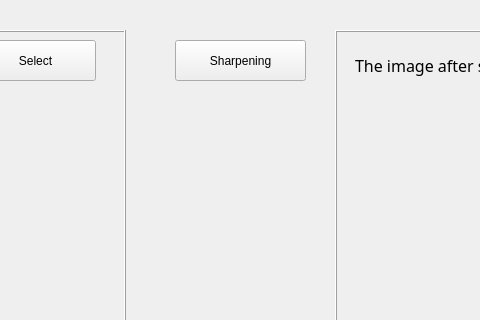
Before: the Qt Designer form GUI/Interaction.ui in Louise-yy/SfSNet-Pytorch, drawn with Qt 5; both pictures show x 685 to 1165 and y 0 to 320 of the 1564 by 555 pixel window.
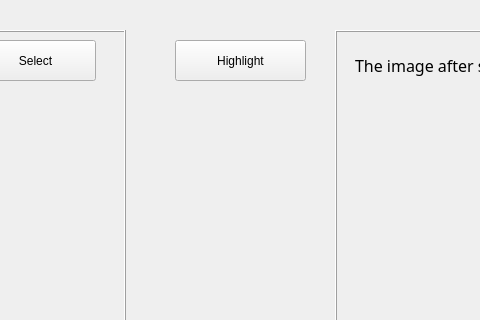
After: the same form once the commit is applied.

Commit message: connect buttons functions(still have bugs)

What changed in the file:
```diff
--- a/GUI/Interaction.ui
+++ b/GUI/Interaction.ui
@@ -23,7 +23,7 @@
     </rect>
    </property>
    <property name="text">
-    <string>Sharpening</string>
+    <string>Highlight</string>
    </property>
   </widget>
   <widget class="QFrame" name="F_ShowBefore">
```
The commit also changes 6 other files.
